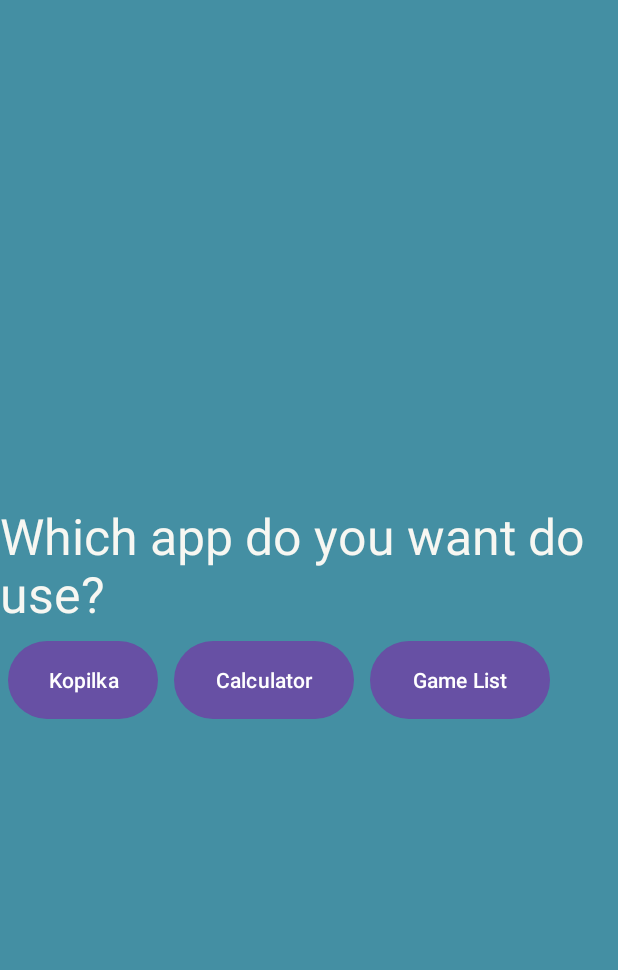
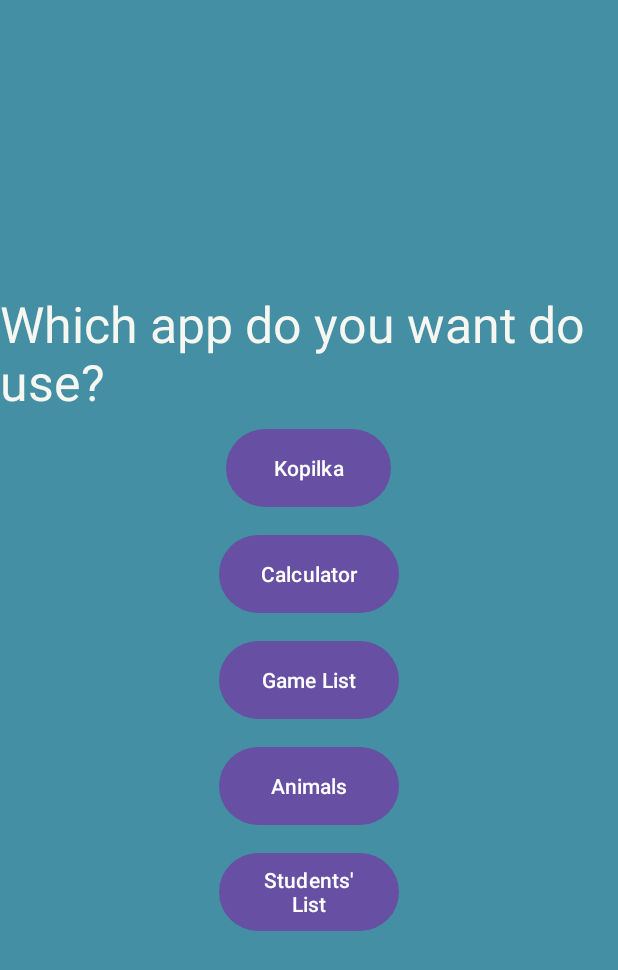
Before and after one commit to Uncert41nty/FirstAppTest, an Android app: the screen it shows after launch (HomeActivity), after a tap on "Kopilka", on a phone screen of 412 x 824 dp. Shown: the top 970 px of the screen. Run offline under Robolectric (Android 15) with nearby library versions, the phone set to English and light mode, and no system bars.

Commit message:
StudentList

```diff
--- a/app/src/main/AndroidManifest.xml
+++ b/app/src/main/AndroidManifest.xml
@@ -12,6 +12,9 @@
         android:supportsRtl="true"
         android:theme="@style/Theme.FirstAppTest"
         tools:targetApi="31">
+        <activity
+            android:name=".StudentListViewActitivity"
+            android:exported="false" />
         <activity
             android:name=".AnimalsActivity"
             android:exported="false" />
--- a/app/src/main/java/com/example/firstapptest/HomeActivity.java
+++ b/app/src/main/java/com/example/firstapptest/HomeActivity.java
@@ -13,6 +13,8 @@ public class HomeActivity extends AppCompatActivity implements View.OnClickListe
     Button btn1;
     Button btn2;
     Button btn3;
+    Button btn4;
+    Button btn5;
 
     @Override
     protected void onCreate(Bundle savedInstanceState) {
@@ -26,12 +28,14 @@ public class HomeActivity extends AppCompatActivity implements View.OnClickListe
         btn1 = findViewById(R.id.kop1lka);
         btn2 = findViewById(R.id.c4lculator);
         btn3 = findViewById(R.id.gamesActivity);
+        btn4 = findViewById(R.id.animalActivity);
+        btn5 = findViewById(R.id.studentActivity);
 
         btn1.setOnClickListener(new View.OnClickListener(){
 
             @Override
             public void onClick(View v) {
-                Intent intent = new Intent(HomeActivity.this, AnimalsActivity.class);
+                Intent intent = new Intent(HomeActivity.this, Kopilka.class);
                 startActivity(intent);
             }
         });
@@ -52,5 +56,21 @@ public class HomeActivity extends AppCompatActivity implements View.OnClickListe
                 startActivity(intent);
             }
         });
+
+        btn4.setOnClickListener(new View.OnClickListener() {
+            @Override
+            public void onClick(View v) {
+                Intent intent = new Intent(HomeActivity.this, AnimalsActivity.class);
+                startActivity(intent);
+            }
+        });
+
+        btn5.setOnClickListener(new View.OnClickListener() {
+            @Override
+            public void onClick(View v) {
+                Intent intent = new Intent(HomeActivity.this, StudentListViewActitivity.class);
+                startActivity(intent);
+            }
+        });
     }
 }
--- a/app/src/main/res/layout/activity_home.xml
+++ b/app/src/main/res/layout/activity_home.xml
@@ -15,11 +15,13 @@
 
     <LinearLayout
         android:layout_width="match_parent"
-        android:layout_height="wrap_content">
+        android:layout_height="wrap_content"
+        android:orientation="vertical"
+        android:gravity="center_horizontal">
 
         <Button
             android:id="@+id/kop1lka"
-            android:layout_width="100dp"
+            android:layout_width="110dp"
             android:layout_height="60dp"
             android:layout_margin="5dp"
             android:text="Kopilka"
@@ -41,6 +43,22 @@
             android:text="Game List"
             android:onClick="onClick"/>
 
+        <Button
+            android:id="@+id/animalActivity"
+            android:layout_width="120dp"
+            android:layout_height="60dp"
+            android:layout_margin="5dp"
+            android:text="Animals"
+            android:onClick="onClick"/>
+
+        <Button
+            android:id="@+id/studentActivity"
+            android:layout_width="120dp"
+            android:layout_height="60dp"
+            android:layout_margin="5dp"
+            android:text="Students' List"
+            android:onClick="onClick"/>
+
     </LinearLayout>
 
 
```
Also changed, not shown: app/src/main/java/com/example/firstapptest/Student.java (added, +94 -0 lines), app/src/main/java/com/example/firstapptest/StudentListViewActitivity.java (added, +31 -0 lines), app/src/main/java/com/example/firstapptest/StudentListViewAdapter.java (added, +71 -0 lines), app/src/main/res/layout/activity_student_list_view_actitivity.xml (added, +14 -0 lines), app/src/main/res/layout/item_listview_student.xml (added, +70 -0 lines), app/src/main/res/drawable/sofia.JPG (added), app/src/main/res/drawable/vika.JPG (added), app/src/main/res/drawable/ytka.JPG (added), app/src/main/res/drawable/zetnik.jpg.
